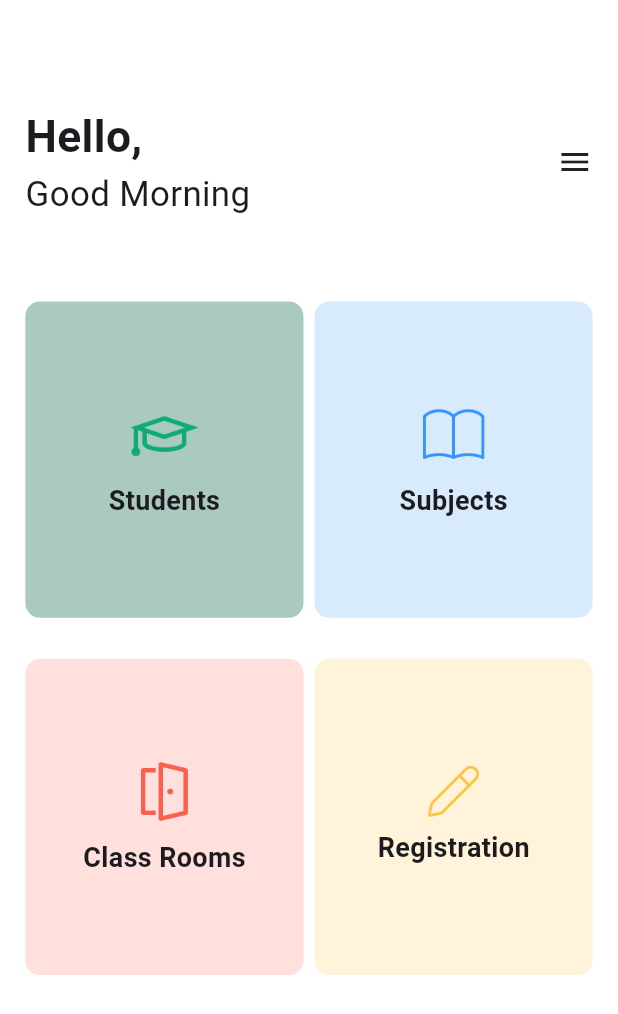
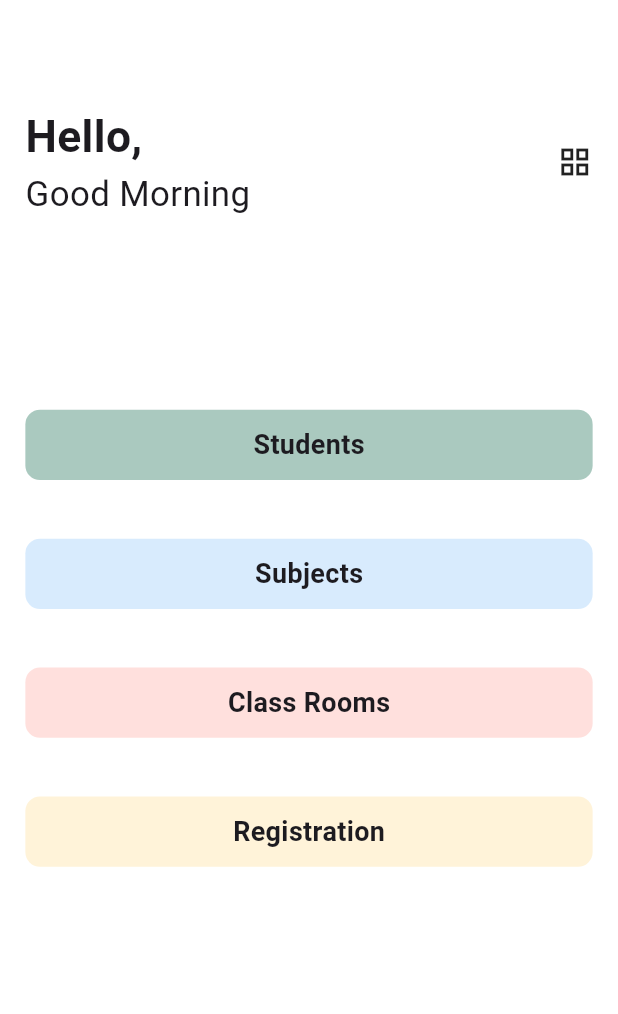
Before and after one commit to sivaprasadnk/school_app, a Flutter app: the screen it shows after launch, on a phone screen of 412 x 824 dp. Shown: the top 1014 px of the screen. Run offline on Flutter 3.47's test engine with Material 3 defaults, Android fonts, the phone set to English and light mode, and no system bars; our stand-ins replace flutter_riverpod, flutter_screenutil.

Commit message:
adding first screen

```diff
--- a/lib/core/constant_colors.dart
+++ b/lib/core/constant_colors.dart
@@ -2,6 +2,8 @@ import 'package:flutter/material.dart';
 
 const kWhiteColor = Colors.white;
 const kLightGreenColor = Color.fromRGBO(170, 201, 191, 1);
+// const kLightGreenColor = '#AAC9BF'.toColor();
+// const kLightGreenColor = HexColor.fromHex('AAC9BF');
 const kLightBlueColor = Color.fromRGBO(216, 235, 253, 1);
 const kLightRedColor = Color.fromRGBO(255, 224, 221, 1);
 const kLightYellowColor = Color.fromRGBO(255, 243, 217, 1);
--- a/lib/main.dart
+++ b/lib/main.dart
@@ -1,4 +1,5 @@
 import 'package:flutter/material.dart';
+import 'package:flutter_riverpod/flutter_riverpod.dart';
 import 'package:flutter_screenutil/flutter_screenutil.dart';
 import 'package:school_app/core/constant_colors.dart';
 import 'package:school_app/presentation/screen/home/home_screen.dart';
@@ -16,7 +17,8 @@ class MyApp extends StatelessWidget {
       designSize: const Size(390, 844),
       child: const HomeScreen(),
       builder: (context, child) {
-        return MaterialApp(
+        return ProviderScope(
+          child: MaterialApp(
             debugShowCheckedModeBanner: false,
             title: 'School App',
             theme: ThemeData(
@@ -28,6 +30,7 @@ class MyApp extends StatelessWidget {
               useMaterial3: true,
             ),
             home: child,
+          ),
         );
       },
     );
--- /dev/null
+++ b/lib/presentation/home_screen_provider.dart
@@ -0,0 +1,13 @@
+import 'package:flutter_riverpod/flutter_riverpod.dart';
+
+class HomeScreenNotifier extends StateNotifier<bool> {
+  HomeScreenNotifier() : super(false);
+
+  void toggleView() {
+    state = !state;
+  }
+}
+
+final homeScreenNotifierProvider =
+    StateNotifierProvider<HomeScreenNotifier, bool>(
+        (ref) => HomeScreenNotifier());
--- a/lib/presentation/screen/home/home_screen.dart
+++ b/lib/presentation/screen/home/home_screen.dart
@@ -1,49 +1,19 @@
 import 'package:flutter/material.dart';
+import 'package:flutter_riverpod/flutter_riverpod.dart';
 import 'package:flutter_screenutil/flutter_screenutil.dart';
-import 'package:school_app/core/constant_colors.dart';
-import 'package:school_app/presentation/screen/widgets/grid_tile_item.dart';
+import 'package:school_app/presentation/home_screen_provider.dart';
+import 'package:school_app/presentation/screen/widgets/home_screen_grid.dart';
+import 'package:school_app/presentation/screen/widgets/home_screen_list.dart';
 
-class HomeScreen extends StatelessWidget {
+class HomeScreen extends ConsumerWidget {
   const HomeScreen({super.key});
 
   @override
-  Widget build(BuildContext context) {
+  Widget build(BuildContext context, WidgetRef ref) {
+    var isGridView = ref.watch(homeScreenNotifierProvider);
+
     return Scaffold(
       extendBodyBehindAppBar: true,
-      // appBar: PreferredSize(
-      //   preferredSize: const Size.fromHeight(70),
-      //   child: AppBar(
-      //     centerTitle: false,
-      //     title: Column(
-      //       crossAxisAlignment: CrossAxisAlignment.start,
-      //       mainAxisSize: MainAxisSize.min,
-      //       children: [
-      //         Text(
-      //           'Hello,',
-      //           style: TextStyle(
-      //             fontWeight: FontWeight.w700,
-      //             // height: 33.41.h,
-      //             fontSize: 28.sp,
-      //           ),
-      //         ),
-      //         Text(
-      //           'Good Morning',
-      //           style: TextStyle(
-      //             fontWeight: FontWeight.w400,
-      //             fontSize: 22.sp,
-      //           ),
-      //         )
-      //       ],
-      //     ),
-      //     actions: [
-      //       GestureDetector(
-      //         onTap: () {},
-      //         child: const Icon(Icons.menu),
-      //       ),
-      //       SizedBox(width: 19.w),
-      //     ],
-      //   ),
-      // ),
       body: Padding(
         padding: EdgeInsets.symmetric(horizontal: 16.w),
         child: Column(
@@ -75,47 +45,17 @@ class HomeScreen extends StatelessWidget {
                 ),
                 const Spacer(),
                 GestureDetector(
-                  onTap: () {},
-                  child: const Icon(Icons.menu),
-                ),
-                // SizedBox(width: 19.w),
+                  onTap: () {
+                    ref.read(homeScreenNotifierProvider.notifier).toggleView();
+                  },
+                  child: isGridView
+                      ? const Icon(Icons.menu)
+                      : const Icon(Icons.grid_view_outlined),
+                )
               ],
             ),
-            SizedBox(height: 57.h),
-            Row(
-              mainAxisAlignment: MainAxisAlignment.center,
-              children: [
-                const GridTileItem(
-                  bgColor: kLightGreenColor,
-                  title: 'Students',
-                  icon: 'student',
-                ),
-                SizedBox(width: 7.w),
-                const GridTileItem(
-                  bgColor: kLightBlueColor,
-                  title: 'Subjects',
-                  icon: 'subject',
-                ),
-              ],
-            ),
-            SizedBox(height: 28.h),
-            Row(
-              mainAxisAlignment: MainAxisAlignment.center,
-              children: [
-                const GridTileItem(
-                  bgColor: kLightRedColor,
-                  title: 'Class Rooms',
-                  icon: 'class',
-                ),
-                SizedBox(width: 7.w),
-                const GridTileItem(
-                  bgColor: kLightYellowColor,
-                  title: 'Registration',
-                  icon: 'regn',
-                  imgHeight: 35,
-                ),
-              ],
-            ),
+            isGridView ? SizedBox(height: 57.h) : SizedBox(height: 131.h),
+            isGridView ? const HomeScreenGrid() : const HomeScreenList()
           ],
         ),
       ),
--- /dev/null
+++ b/lib/presentation/screen/widgets/home_screen_list.dart
@@ -0,0 +1,36 @@
+import 'package:flutter/material.dart';
+import 'package:flutter_screenutil/flutter_screenutil.dart';
+import 'package:school_app/core/constant_colors.dart';
+import 'package:school_app/presentation/screen/widgets/list_item.dart';
+
+class HomeScreenList extends StatelessWidget {
+  const HomeScreenList({super.key});
+
+  @override
+  Widget build(BuildContext context) {
+    return Column(
+      children: [
+        const ListItem(
+          title: 'Students',
+          bgcolor: kLightGreenColor,
+        ),
+        SizedBox(height: 40.h),
+        const ListItem(
+          title: 'Subjects',
+          bgcolor: kLightBlueColor,
+        ),
+        SizedBox(height: 40.h),
+        const ListItem(
+          title: 'Class Rooms',
+          bgcolor: kLightRedColor,
+        ),
+        SizedBox(height: 40.h),
+        const ListItem(
+          title: 'Registration',
+          bgcolor: kLightYellowColor,
+        ),
+        SizedBox(height: 40.h),
+      ],
+    );
+  }
+}
--- /dev/null
+++ b/lib/presentation/screen/widgets/list_item.dart
@@ -0,0 +1,32 @@
+import 'package:flutter/material.dart';
+import 'package:flutter_screenutil/flutter_screenutil.dart';
+
+class ListItem extends StatelessWidget {
+  const ListItem({super.key, required this.title, required this.bgcolor});
+  final String title;
+  final Color bgcolor;
+
+  @override
+  Widget build(BuildContext context) {
+    return GestureDetector(
+      onTap: () {},
+      child: Container(
+        width: double.infinity,
+        height: 48.h,
+        decoration: BoxDecoration(
+          color: bgcolor,
+          borderRadius: BorderRadius.circular(10.r),
+        ),
+        child: Center(
+          child: Text(
+            title,
+            style: TextStyle(
+              fontWeight: FontWeight.w600,
+              fontSize: 17.sp,
+            ),
+          ),
+        ),
+      ),
+    );
+  }
+}
--- a/pubspec.yaml
+++ b/pubspec.yaml
@@ -37,6 +37,8 @@ dependencies:
   cupertino_icons: ^1.0.6
   # sizer: ^3.0.0
   flutter_screenutil: ^5.9.3
+  riverpod: ^2.5.1
+  flutter_riverpod: ^2.5.1
 
 dev_dependencies:
   flutter_test:
```
Also changed, not shown: lib/core/extensions/color_ext.dart (added, +18 -0 lines), lib/core/extensions/string_ext.dart (added, +10 -0 lines), lib/presentation/screen/widgets/home_screen_grid.dart (added, +51 -0 lines), pubspec.lock. Lines whose indentation alone changed are shown as unchanged.
